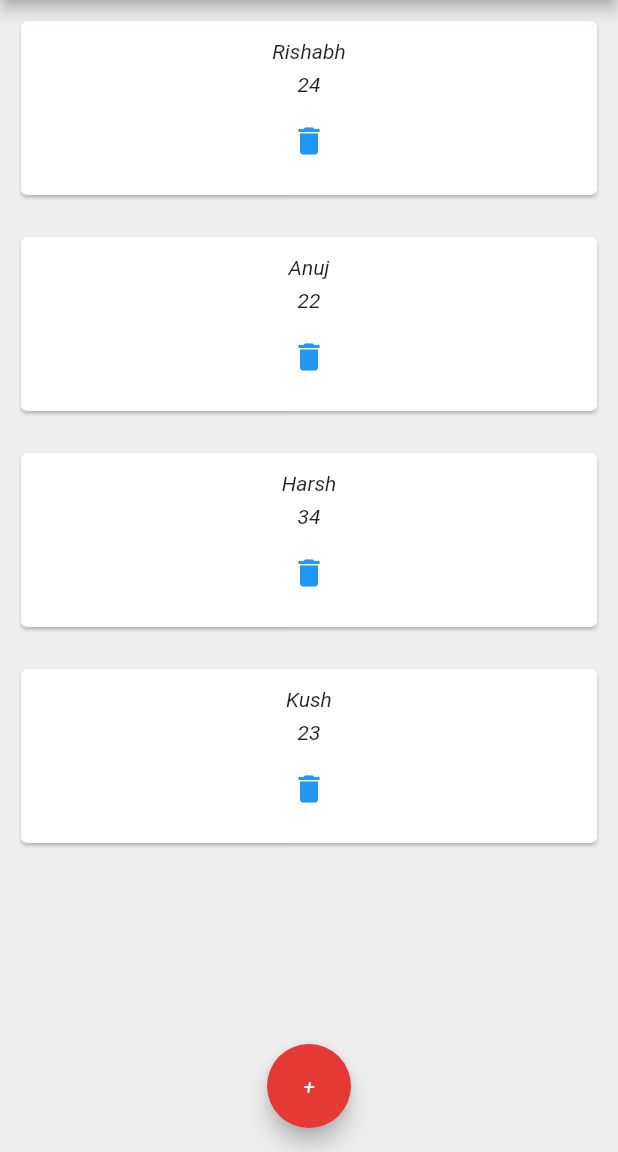
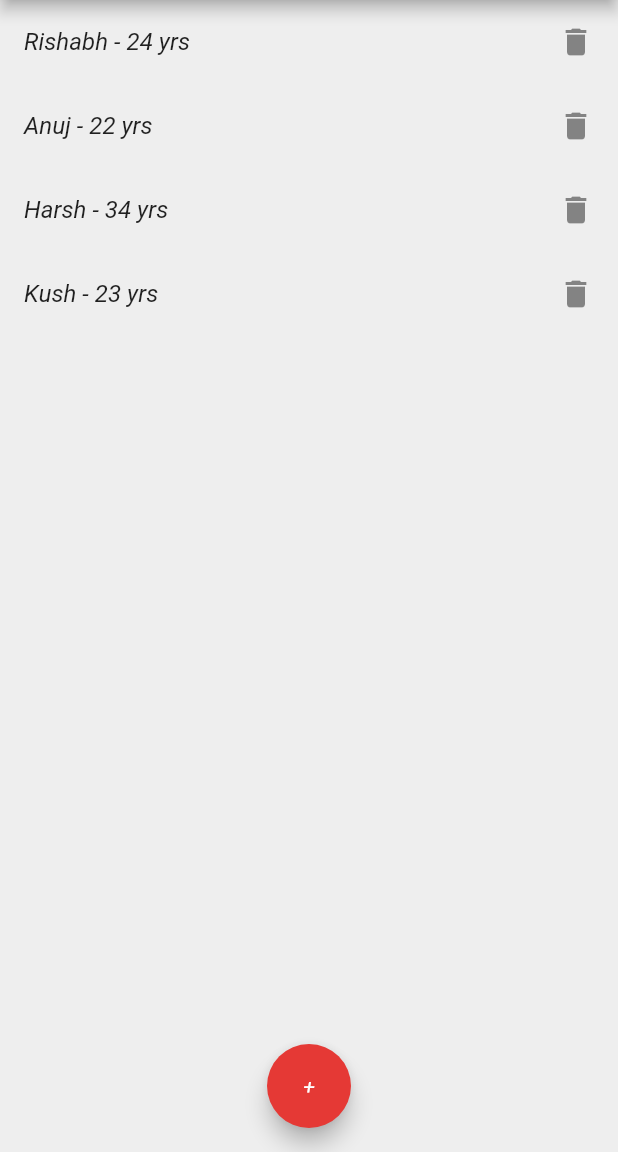
Before and after one commit to RishabhS05/FlutterBasics, a Flutter app: the screen it shows after launch, on a phone screen of 412 x 824 dp, the part 84-1236 px from its top. Run offline on Flutter 3.47's test engine with Material 2 defaults, Android fonts, the phone set to English and light mode, and no system bars.

Commit message:
Display List using ListView builder.and Snackhbar.

```diff
--- a/lib/main.dart
+++ b/lib/main.dart
@@ -4,7 +4,8 @@ import 'package:wigets_app_demo/PersonCard.dart';
 import 'Person.dart';
 
 void main() {
-  runApp(MaterialApp(home: CustomList()));
+//  runApp(MaterialApp(home: CustomList()));
+  runApp(MaterialApp(home: CustomListView()));
 }
 
 class HomeListing extends StatefulWidget {
@@ -60,11 +61,17 @@ class _CustomListState extends State<CustomList> {
           centerTitle: true,
           backgroundColor: Colors.grey[600]),
       body: Column(
-        children: personList.map((person) => PersonCard(person: person,delete: (){
-          setState(() {
-            personList.remove(person);
-          });
-        }),).toList(),
+        children: personList
+            .map(
+              (person) => PersonCard(
+                  person: person,
+                  delete: () {
+                    setState(() {
+                      personList.remove(person);
+                    });
+                  }),
+            )
+            .toList(),
       ),
       floatingActionButton: FloatingActionButton(
           child: Text("+"), backgroundColor: Colors.red[600], onPressed: () {}),
@@ -72,3 +79,55 @@ class _CustomListState extends State<CustomList> {
     );
   }
 }
+
+/**
+ * ListView Builder
+ */
+
+class CustomListView extends StatefulWidget {
+  @override
+  _CustomListViewState createState() => _CustomListViewState();
+}
+
+class _CustomListViewState extends State<CustomListView> {
+  List<Person> personList = [
+    Person(name: 'Rishabh', age: 24),
+    Person(name: 'Anuj', age: 22),
+    Person(name: 'Harsh', age: 34),
+    Person(name: 'Kush', age: 23)
+  ];
+
+  @override
+  Widget build(BuildContext context) {
+    return Scaffold(
+      backgroundColor: Colors.grey[200],
+      appBar: AppBar(
+          title: Text("Listing Dynamic Data"),
+          centerTitle: true,
+          backgroundColor: Colors.grey[600]),
+      body: ListView.builder(
+          itemCount: personList.length,
+          itemBuilder: (BuildContext context, int index) {
+            return ListTile(
+              trailing: Icon(Icons.delete),
+              title: Text(
+                  "${personList[index].name} - ${personList[index].age} yrs"),
+              onTap: () {
+                Scaffold.of(context).showSnackBar(
+                    SnackBar(content: Text(personList[index].name)));
+              },
+            );
+          }),
+//      body: Column(
+//        children: personList.map((person) => PersonCard(person: person,delete: (){
+//          setState(() {
+//            personList.remove(person);
+//          });
+//        }),).toList(),
+//      ),
+      floatingActionButton: FloatingActionButton(
+          child: Text("+"), backgroundColor: Colors.red[600], onPressed: () {}),
+      floatingActionButtonLocation: FloatingActionButtonLocation.centerFloat,
+    );
+  }
+}
```
